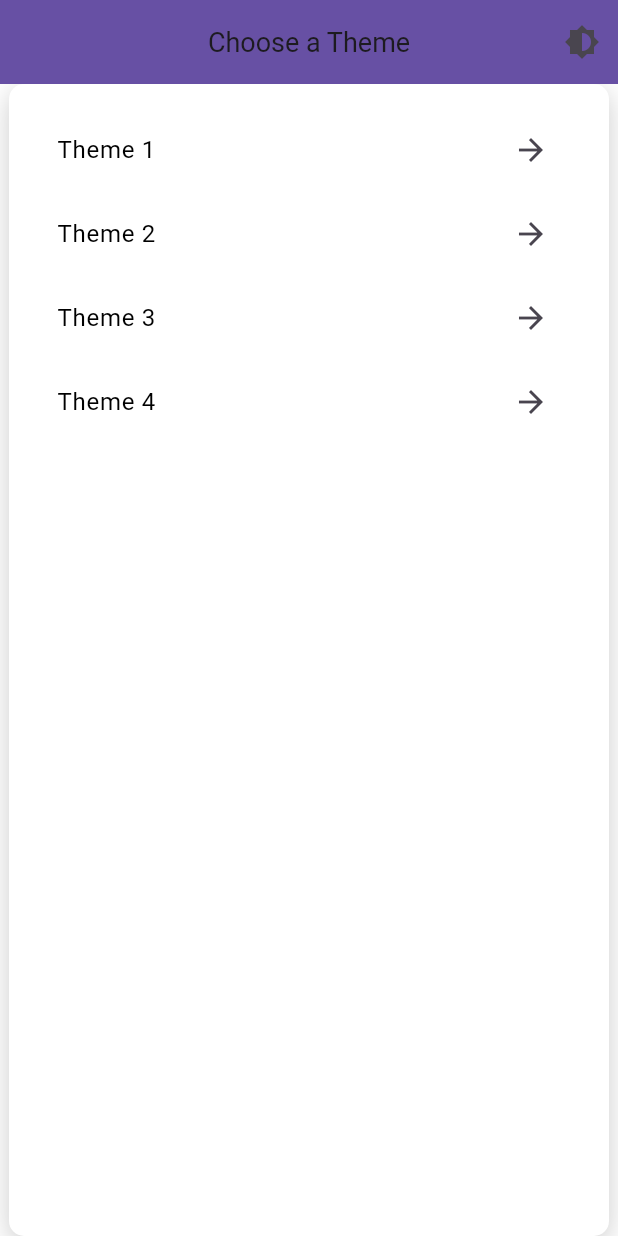
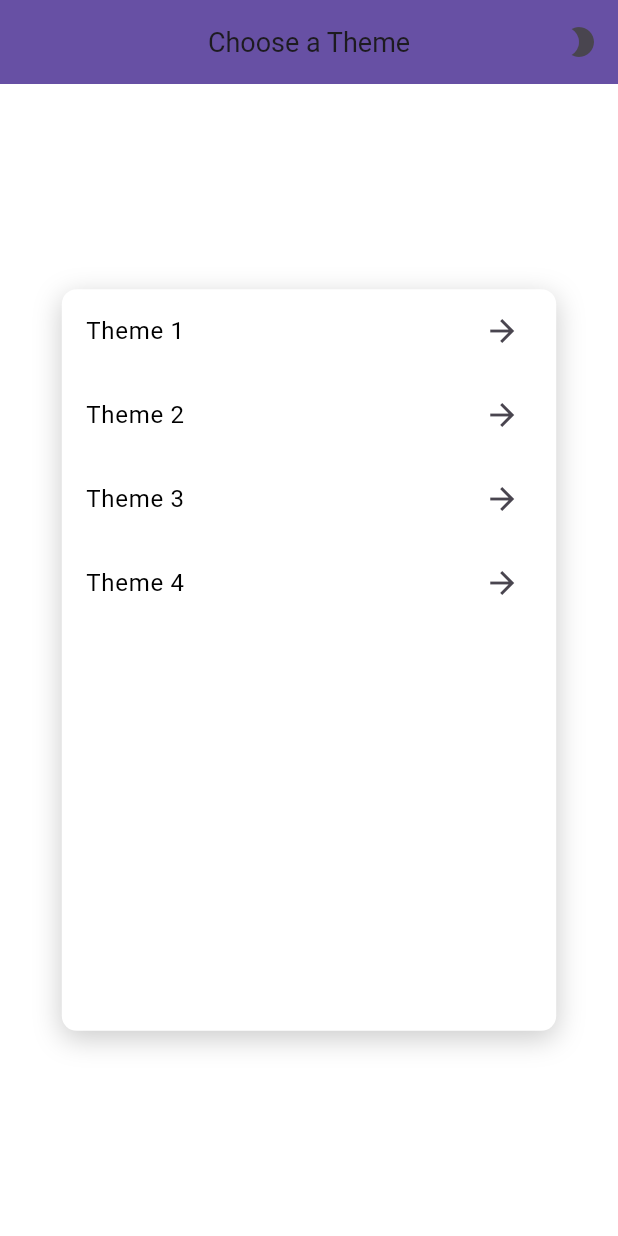
Before and after one commit to IT363-Projet/it363-frontend, a Flutter app: the screen it shows once a user with an empty profile is signed in, on a phone screen of 412 x 824 dp. Run offline on Flutter 3.47's test engine with Material 3 defaults, Android fonts, the phone set to English and light mode, and no system bars; our stand-ins replace firebase_auth, firebase_core; accounts and stored records are empty; Roboto replaces fonts that are missing (DotGothic16).

Commit message:
Darkmode ok

```diff
--- a/questionapp/lib/View/screens/HomeScreen.dart
+++ b/questionapp/lib/View/screens/HomeScreen.dart
@@ -15,6 +15,7 @@ class HomeScreen extends StatelessWidget {
   @override
   Widget build(BuildContext context) {
     final theme = Theme.of(context); // Récupère le thème actuel
+    final size = MediaQuery.of(context).size; // Récupère la taille de l'écran
 
     return Scaffold(
       appBar: AppBar(
@@ -26,17 +27,21 @@ class HomeScreen extends StatelessWidget {
         backgroundColor: theme.primaryColor,
         actions: [
           IconButton(
-            icon: const Icon(Icons.brightness_6),
-            onPressed: toggleTheme, // Permet de basculer le thème
+            icon: Icon(theme.brightness == Brightness.dark
+                ? Icons.brightness_7
+                : Icons.brightness_2),
+            onPressed: toggleTheme,
           ),
         ],
       ),
       body: Center(
-        child: Container(
-          padding: const EdgeInsets.all(16.0),
-          constraints: const BoxConstraints(maxWidth: 400),
+        child: SizedBox(
+          width: size.width * 0.8, // 80% of the screen width
+          height: size.height * 0.6, // 60% of the screen height
+          child: DecoratedBox(
             decoration: BoxDecoration(
-            color: theme.scaffoldBackgroundColor, // Couleur de fond selon le thème
+              color: theme
+                  .scaffoldBackgroundColor, // Couleur de fond selon le thème
               borderRadius: BorderRadius.circular(10),
               boxShadow: [
                 BoxShadow(
@@ -55,14 +60,16 @@ class HomeScreen extends StatelessWidget {
                 return ListTile(
                   title: Text(
                     themeName,
-                  style: theme.textTheme.bodyLarge, // Applique le style du texte selon le thème
+                    style: theme.textTheme
+                        .bodyLarge, // Applique le style du texte selon le thème
                   ),
                   trailing: const Icon(Icons.arrow_forward),
                   onTap: () {
                     Navigator.push(
                       context,
                       MaterialPageRoute(
-                      builder: (context) => QuestionScreen(theme: themeKey),
+                        builder: (context) => QuestionScreen(
+                            theme: themeKey, toggleTheme: toggleTheme),
                       ),
                     );
                   },
@@ -71,6 +78,7 @@ class HomeScreen extends StatelessWidget {
             ),
           ),
         ),
+      ),
     );
   }
 }
```
Also changed, not shown: questionapp/lib/View/screens/QuestionScreen.dart (+12 -1 lines), questionapp/lib/View/widgets/ScoreboardWidget.dart (+16 -9 lines). Lines whose indentation alone changed are shown as unchanged.
